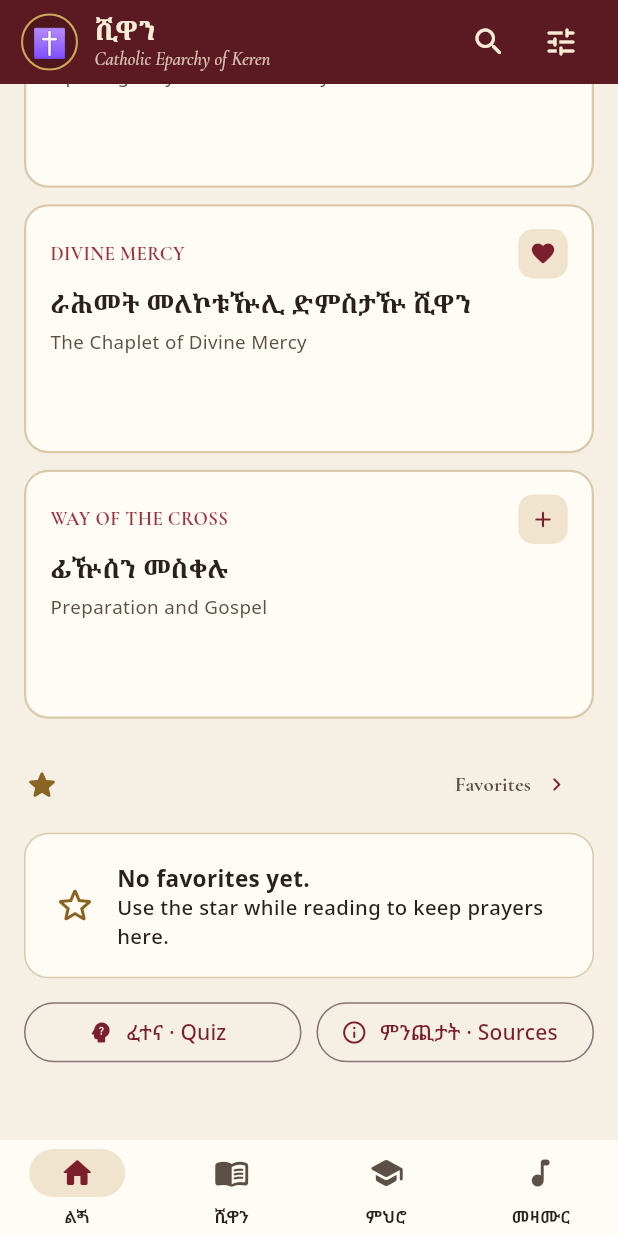
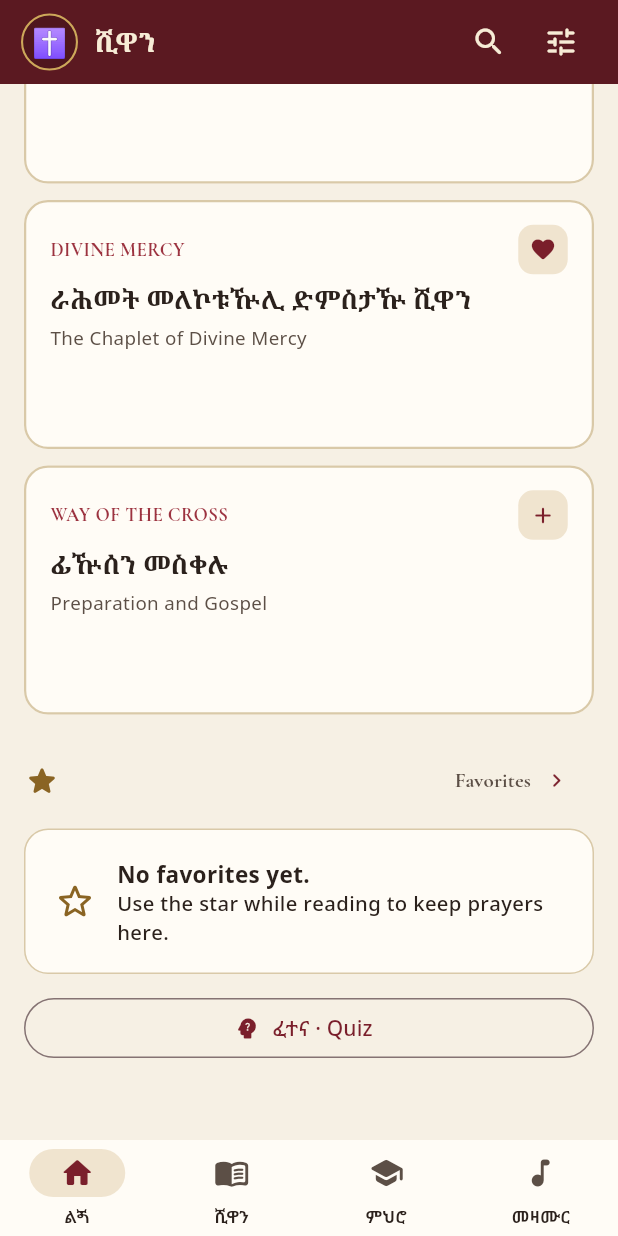
Before and after one commit to Murdism/blin_prayers, a Flutter app: the screen it shows after launch, scrolled down 576 dp, on a phone screen of 412 x 824 dp. Run offline on Flutter 3.47's test engine with Material 3 defaults, Android fonts, the light colour scheme and no system bars; our stand-ins replace shared_preferences.

Commit message:
fixed minor bugs

```diff
--- a/lib/data.dart
+++ b/lib/data.dart
@@ -172,6 +172,22 @@ class AppData {
             ),
             '',
           )
+          .replaceAll(' supplied in a one-page text-native PDF', '')
+          .replaceAll(
+            "with the booklet's repeated responses written out for reading",
+            'with every repeated response written out for reading',
+          )
+          .replaceAll(
+            'The English title is an editorial rendering of the Blin title; '
+                'no verified full English translation is available.',
+            '',
+          )
+          .replaceAll(
+            'The complete Chaplet of Divine Mercy and litany, with every '
+                'repeated response written out for reading.',
+            'The Chaplet of Divine Mercy, the Three O’clock prayer, litany, '
+                'and concluding invocations.',
+          )
           .trim();
     }
 
--- a/lib/main.dart
+++ b/lib/main.dart
@@ -119,6 +119,14 @@ class _HomeShellState extends State<HomeShell> {
     ));
   }
 
+  void _openQuickPrayer(Item item) {
+    if (item.group == 'rosary') {
+      _openGroup('rosary');
+      return;
+    }
+    _openItem(item);
+  }
+
   void _openGroup(String groupId) {
     Navigator.of(context).push(MaterialPageRoute(
       builder: (_) => PrayerCollectionScreen(
@@ -175,22 +183,13 @@ class _HomeShellState extends State<HomeShell> {
         ),
         const SizedBox(width: 11),
         Expanded(
-          child: Column(
-            crossAxisAlignment: CrossAxisAlignment.start,
-            mainAxisSize: MainAxisSize.min,
-            children: [
-              Text(widget.data.title,
+          child: Text(widget.data.title,
               maxLines: 1,
               overflow: TextOverflow.ellipsis,
               style: AppTheme.geezSerif(
                   size: 18,
                   w: FontWeight.w700,
                   color: const Color(0xFFF7ECD6))),
-              Text(widget.data.source,
-                  style: AppTheme.latin(
-                      size: 12.5, color: const Color(0xCCF7ECD6))),
-            ],
-          ),
         ),
         IconButton(
           tooltip: 'ጠፍሕ · Search',
@@ -364,12 +363,16 @@ class _HomeShellState extends State<HomeShell> {
               physics: const NeverScrollableScrollPhysics(),
               itemBuilder: (context, index) {
                 final item = quickItems[index];
+                final isRosary = item.group == 'rosary';
+                final rosaryMeta = widget.data.groupMeta['rosary'];
                 return TileCard(
-                  kicker: item.groupEn,
-                  title: item.title,
-                  desc: item.sub,
+                  kicker: isRosary ? rosaryMeta!.en : item.groupEn,
+                  title: isRosary ? rosaryMeta!.title : item.title,
+                  desc: isRosary
+                      ? 'Rosary: opening, mysteries & litany'
+                      : item.sub,
                   icon: _quickIcon(item.group),
-                  onTap: () => _openItem(item),
+                  onTap: () => _openQuickPrayer(item),
                 );
               },
             );
@@ -413,24 +416,13 @@ class _HomeShellState extends State<HomeShell> {
             ),
         ],
         const SizedBox(height: 12),
-        Row(
-          children: [
-            Expanded(
+        SizedBox(
+          width: double.infinity,
           child: OutlinedButton.icon(
             onPressed: _openQuiz,
             icon: const Icon(Icons.psychology_alt_rounded),
             label: const Text('ፈተና · Quiz'),
           ),
-            ),
-            const SizedBox(width: 10),
-            Expanded(
-              child: OutlinedButton.icon(
-                onPressed: _openSources,
-                icon: const Icon(Icons.info_outline_rounded),
-                label: const Text('ምንጪታት · Sources'),
-              ),
-            ),
-          ],
         ),
       ],
     );
@@ -652,12 +644,6 @@ class _HomeShellState extends State<HomeShell> {
       ),
       child: Stack(children: [
         Column(crossAxisAlignment: CrossAxisAlignment.start, children: [
-          Text(widget.data.source.toUpperCase(),
-              style: AppTheme.latin(
-                  size: 13,
-                  w: FontWeight.w600,
-                  color: const Color(0xBFF7ECD6))),
-          const SizedBox(height: 6),
           Text(widget.data.title,
               style: AppTheme.geezSerif(
                   size: 30,
@@ -1136,7 +1122,6 @@ class _HomeShellState extends State<HomeShell> {
                 const SizedBox(height: 4),
                 Text(
                     'Blin (ብሊን) prayers, hymns and catechism in Ge\u2019ez script, '
-                    'for the faithful of the ${widget.data.source}. '
                     'Works fully offline.',
                     style: AppTheme.latin(size: 15, style: FontStyle.normal)),
                 const SizedBox(height: 8),
--- a/lib/way_of_cross_widgets.dart
+++ b/lib/way_of_cross_widgets.dart
@@ -234,7 +234,7 @@ class _JourneyHero extends StatelessWidget {
                 ),
                 const SizedBox(height: 13),
                 Text(
-                  'Follow the complete source sequence with its prayers, responses, Scripture, and sacred images.',
+                  'Follow the complete sequence with its prayers, responses, Scripture, and sacred images.',
                   style: AppTheme.latin(
                     size: 15.5,
                     color: const Color(0xFFE9D9BA),
--- a/pubspec.yaml
+++ b/pubspec.yaml
@@ -1,5 +1,5 @@
 name: Shiwan
-description: "Blin (ብሊን) prayers, hymns and catechism in Ge'ez script — Catholic Eparchy of Keren."
+description: "Blin (ብሊን) prayers, hymns and catechism in Ge'ez script for offline prayer and catechesis."
 publish_to: 'none'
 version: 2.0.0+2
 
```
Also changed, not shown: lib/divine_mercy_widgets.dart (+39 -39 lines), lib/reader_screen.dart (+7 -24 lines), lib/rosary_screen.dart (+34 -4 lines), lib/widgets.dart (+24 -30 lines), 4 other files. Lines whose indentation alone changed are shown as unchanged.
